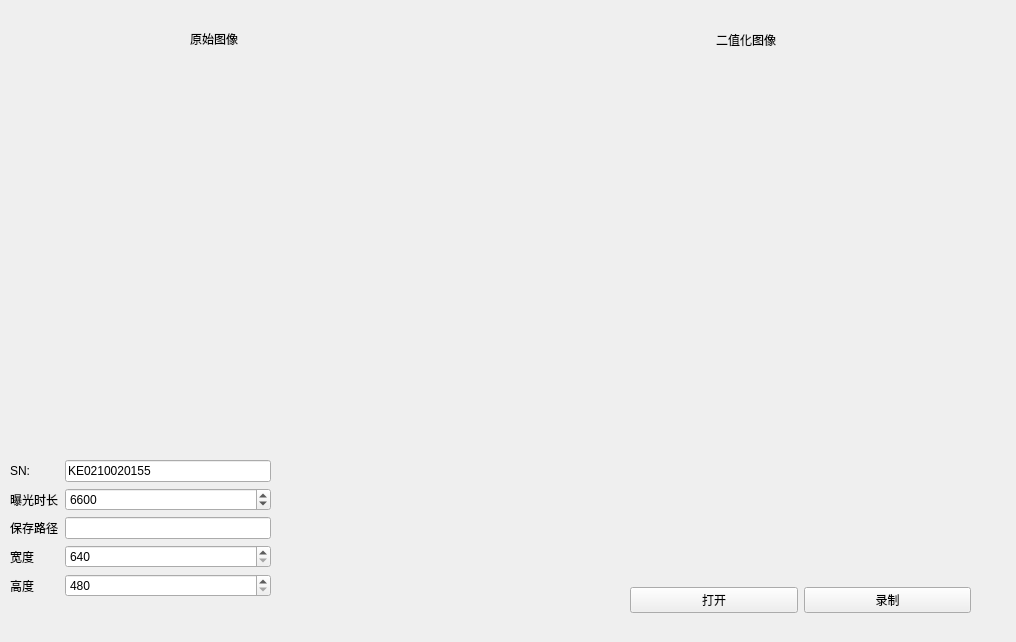
Old version of the form mainwindow.ui in the repository mrwang-19/HNU_RMUT_Vision.
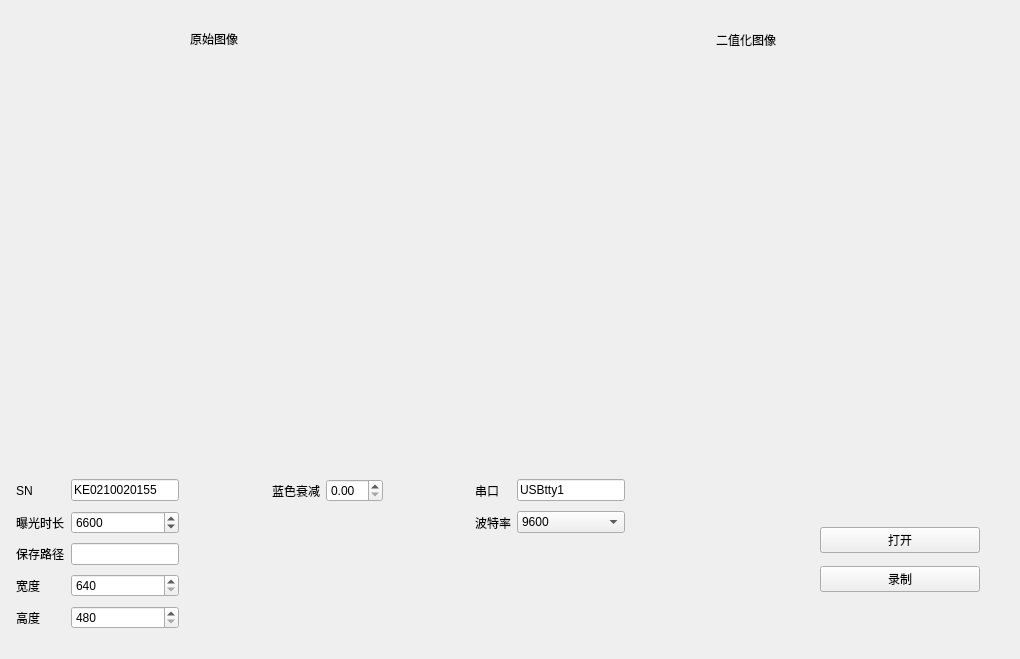
New version of the form.

Patch:
```diff
--- a/mainwindow.ui
+++ b/mainwindow.ui
@@ -6,8 +6,8 @@
    <rect>
     <x>0</x>
     <y>0</y>
-    <width>1016</width>
-    <height>642</height>
+    <width>1020</width>
+    <height>659</height>
    </rect>
   </property>
   <property name="sizePolicy">
@@ -20,122 +20,6 @@
    <string>MainWindow</string>
   </property>
   <widget class="QWidget" name="centralwidget">
-   <widget class="QWidget" name="formLayoutWidget">
-    <property name="geometry">
-     <rect>
-      <x>10</x>
-      <y>460</y>
-      <width>261</width>
-      <height>171</height>
-     </rect>
-    </property>
-    <layout class="QFormLayout" name="formLayout">
-     <item row="0" column="0">
-      <widget class="QLabel" name="label">
-       <property name="text">
-        <string>SN:</string>
-       </property>
-      </widget>
-     </item>
-     <item row="1" column="0">
-      <widget class="QLabel" name="label_5">
-       <property name="text">
-        <string>曝光时长</string>
-       </property>
-      </widget>
-     </item>
-     <item row="2" column="0">
-      <widget class="QLabel" name="label_2">
-       <property name="text">
-        <string>保存路径</string>
-       </property>
-      </widget>
-     </item>
-     <item row="3" column="0">
-      <widget class="QLabel" name="label_4">
-       <property name="text">
-        <string>宽度</string>
-       </property>
-      </widget>
-     </item>
-     <item row="0" column="1">
-      <widget class="QLineEdit" name="SNEdit">
-       <property name="text">
-        <string>KE0210020155</string>
-       </property>
-      </widget>
-     </item>
-     <item row="2" column="1">
-      <widget class="QLineEdit" name="savePathEdit"/>
-     </item>
-     <item row="3" column="1">
-      <widget class="QSpinBox" name="widthSpinBox">
-       <property name="minimum">
-        <number>640</number>
-       </property>
-       <property name="maximum">
-        <number>1280</number>
-       </property>
-      </widget>
-     </item>
-     <item row="4" column="0">
-      <widget class="QLabel" name="label_6">
-       <property name="text">
-        <string>高度</string>
-       </property>
-      </widget>
-     </item>
-     <item row="4" column="1">
-      <widget class="QSpinBox" name="heightSpinBox">
-       <property name="minimum">
-        <number>480</number>
-       </property>
-       <property name="maximum">
-        <number>1024</number>
-       </property>
-      </widget>
-     </item>
-     <item row="1" column="1">
-      <widget class="QSpinBox" name="exposureSpinBox">
-       <property name="minimum">
-        <number>1000</number>
-       </property>
-       <property name="maximum">
-        <number>2000000</number>
-       </property>
-       <property name="value">
-        <number>6600</number>
-       </property>
-      </widget>
-     </item>
-    </layout>
-   </widget>
-   <widget class="QWidget" name="horizontalLayoutWidget">
-    <property name="geometry">
-     <rect>
-      <x>630</x>
-      <y>580</y>
-      <width>341</width>
-      <height>41</height>
-     </rect>
-    </property>
-    <layout class="QHBoxLayout" name="horizontalLayout">
-     <item>
-      <widget class="QPushButton" name="OpenButton">
-       <property name="text">
-        <string>打开</string>
-       </property>
-      </widget>
-     </item>
-     <item>
-      <widget class="QPushButton" name="RecordButton">
-       <property name="text">
-        <string>录制</string>
-       </property>
-      </widget>
-     </item>
-    </layout>
-   </widget>
    <widget class="QWidget" name="horizontalLayoutWidget_2">
     <property name="geometry">
      <rect>
@@ -194,6 +78,210 @@
      <string>二值化图像</string>
     </property>
    </widget>
+   <widget class="QWidget" name="verticalLayoutWidget">
+    <property name="geometry">
+     <rect>
+      <x>820</x>
+      <y>520</y>
+      <width>160</width>
+      <height>80</height>
+     </rect>
+    </property>
+    <layout class="QVBoxLayout" name="verticalLayout">
+     <item>
+      <widget class="QPushButton" name="OpenButton">
+       <property name="text">
+        <string>打开</string>
+       </property>
+      </widget>
+     </item>
+     <item>
+      <widget class="QPushButton" name="RecordButton">
+       <property name="text">
+        <string>录制</string>
+       </property>
+      </widget>
+     </item>
+    </layout>
+   </widget>
+   <widget class="QWidget" name="gridLayoutWidget">
+    <property name="geometry">
+     <rect>
+      <x>10</x>
+      <y>470</y>
+      <width>621</width>
+      <height>171</height>
+     </rect>
+    </property>
+    <layout class="QGridLayout" name="gridLayout">
+     <property name="leftMargin">
+      <number>6</number>
+     </property>
+     <property name="topMargin">
+      <number>6</number>
+     </property>
+     <property name="rightMargin">
+      <number>6</number>
+     </property>
+     <property name="bottomMargin">
+      <number>6</number>
+     </property>
+     <item row="3" column="0">
+      <widget class="QLabel" name="label_4">
+       <property name="text">
+        <string>宽度</string>
+       </property>
+      </widget>
+     </item>
+     <item row="0" column="1">
+      <widget class="QLineEdit" name="SNEdit">
+       <property name="text">
+        <string>KE0210020155</string>
+       </property>
+      </widget>
+     </item>
+     <item row="0" column="2">
+      <spacer name="horizontalSpacer">
+       <property name="orientation">
+        <enum>Qt::Horizontal</enum>
+       </property>
+       <property name="sizeHint" stdset="0">
+        <size>
+         <width>40</width>
+         <height>20</height>
+        </size>
+       </property>
+      </spacer>
+     </item>
+     <item row="0" column="7">
+      <widget class="QLineEdit" name="serialNameEdit">
+       <property name="text">
+        <string>USBtty1</string>
+       </property>
+      </widget>
+     </item>
+     <item row="1" column="6">
+      <widget class="QLabel" name="label_9">
+       <property name="text">
+        <string>波特率</string>
+       </property>
+      </widget>
+     </item>
+     <item row="1" column="7">
+      <widget class="QComboBox" name="bundRateComboBox">
+       <item>
+        <property name="text">
+         <string>9600</string>
+        </property>
+       </item>
+       <item>
+        <property name="text">
+         <string>38400</string>
+        </property>
+       </item>
+       <item>
+        <property name="text">
+         <string>115200</string>
+        </property>
+       </item>
+      </widget>
+     </item>
+     <item row="4" column="1">
+      <widget class="QSpinBox" name="heightSpinBox">
+       <property name="minimum">
+        <number>480</number>
+       </property>
+       <property name="maximum">
+        <number>1024</number>
+       </property>
+      </widget>
+     </item>
+     <item row="2" column="1">
+      <widget class="QLineEdit" name="savePathEdit"/>
+     </item>
+     <item row="0" column="3">
+      <widget class="QLabel" name="label_10">
+       <property name="text">
+        <string>蓝色衰减</string>
+       </property>
+      </widget>
+     </item>
+     <item row="1" column="0">
+      <widget class="QLabel" name="label_5">
+       <property name="text">
+        <string>曝光时长</string>
+       </property>
+      </widget>
+     </item>
+     <item row="1" column="1">
+      <widget class="QSpinBox" name="exposureSpinBox">
+       <property name="minimum">
+        <number>1000</number>
+       </property>
+       <property name="maximum">
+        <number>2000000</number>
+       </property>
+       <property name="value">
+        <number>6600</number>
+       </property>
+      </widget>
+     </item>
+     <item row="0" column="6">
+      <widget class="QLabel" name="label_8">
+       <property name="text">
+        <string>串口</string>
+       </property>
+      </widget>
+     </item>
+     <item row="2" column="0">
+      <widget class="QLabel" name="label_2">
+       <property name="text">
+        <string>保存路径</string>
+       </property>
+      </widget>
+     </item>
+     <item row="0" column="0">
+      <widget class="QLabel" name="label">
+       <property name="text">
+        <string>SN</string>
+       </property>
+      </widget>
+     </item>
+     <item row="3" column="1">
+      <widget class="QSpinBox" name="widthSpinBox">
+       <property name="minimum">
+        <number>640</number>
+       </property>
+       <property name="maximum">
+        <number>1280</number>
+       </property>
+      </widget>
+     </item>
+     <item row="4" column="0">
+      <widget class="QLabel" name="label_6">
+       <property name="text">
+        <string>高度</string>
+       </property>
+      </widget>
+     </item>
+     <item row="1" column="5">
+      <spacer name="horizontalSpacer_2">
+       <property name="orientation">
+        <enum>Qt::Horizontal</enum>
+       </property>
+       <property name="sizeHint" stdset="0">
+        <size>
+         <width>40</width>
+         <height>20</height>
+        </size>
+       </property>
+      </spacer>
+     </item>
+     <item row="0" column="4">
+      <widget class="QDoubleSpinBox" name="blueDecaySpinBox"/>
+     </item>
+    </layout>
+   </widget>
   </widget>
  </widget>
  <resources/>
```
